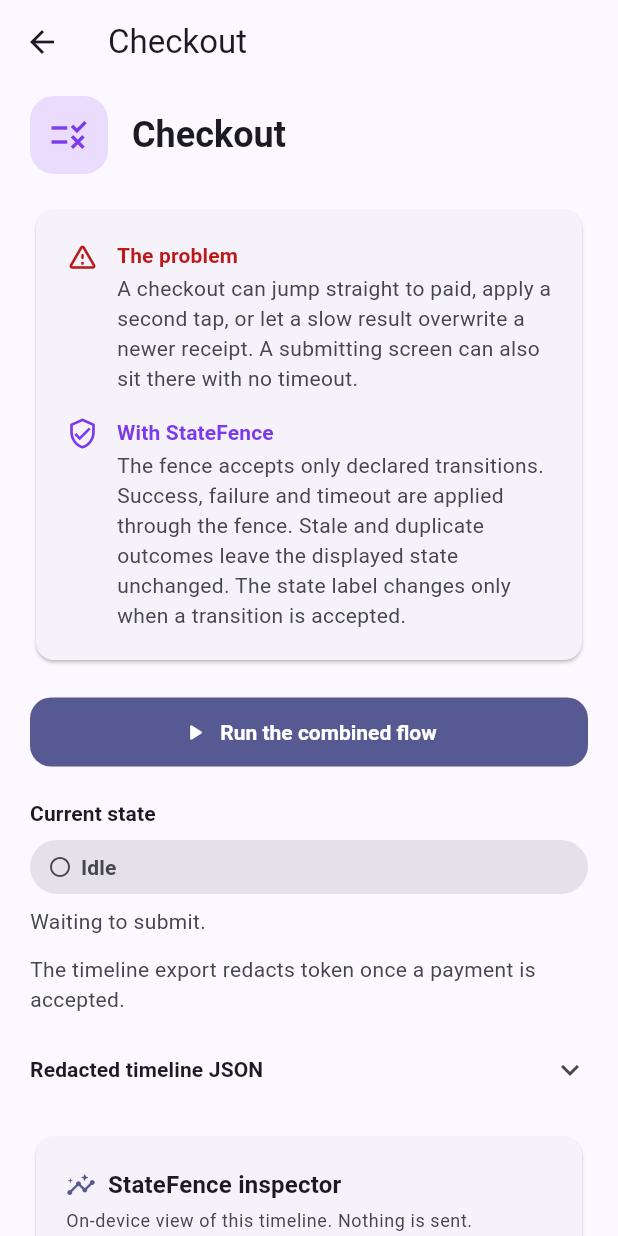
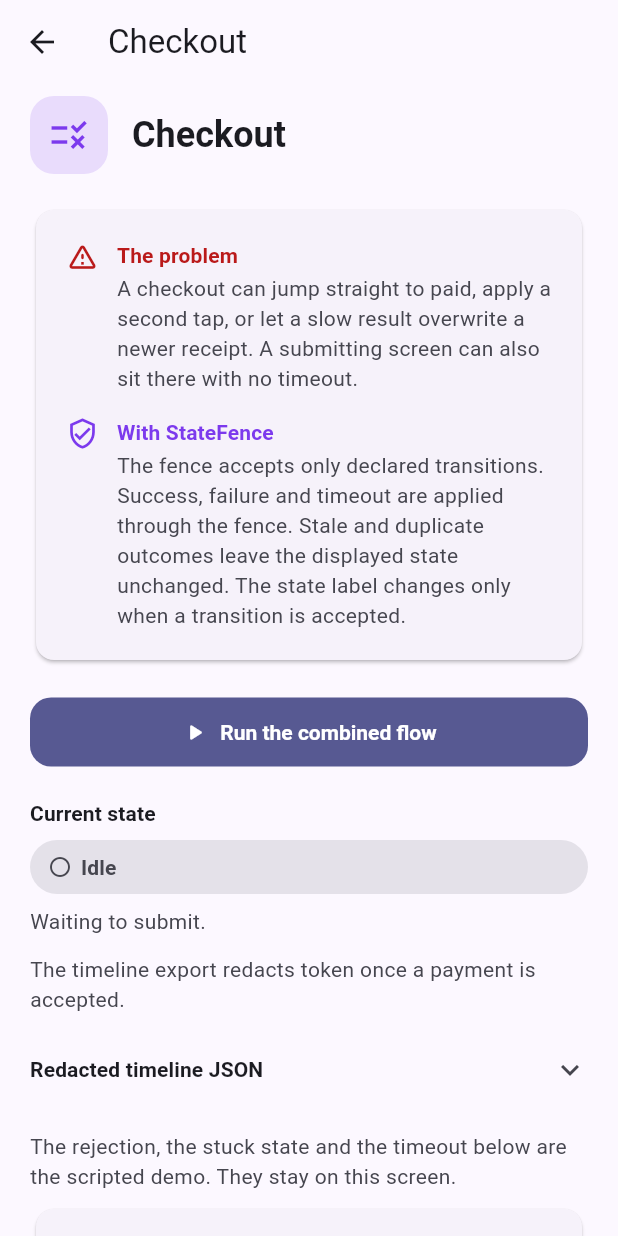
Before and after one commit to iclectic/state-fence, a Flutter app: the screen it shows after launch, after a tap on "Checkout contract", on a phone screen of 412 x 824 dp. Run offline on Flutter 3.47's test engine with Material 3 defaults, Android fonts, the phone set to English and light mode, and no system bars; our stand-ins replace bloc, matcher, riverpod.

Commit message:
Make the first-run samples readable
Replace the root stale-response sketch with a sample that compiles, keep the checkout demo violations on the inspector, and make the install and package samples pasteable.

Co-authored-by: ibimbraide <ibimbraide@gmail.com>

```diff
--- a/packages/state_fence_flutter/example/lib/scenarios/checkout_contract_scenario.dart
+++ b/packages/state_fence_flutter/example/lib/scenarios/checkout_contract_scenario.dart
@@ -329,6 +329,12 @@ class _CheckoutContractScenarioState extends State<CheckoutContractScenario>
           ],
         ),
         const SizedBox(height: 12),
+        Text(
+          'The rejection, the stuck state and the timeout below are the '
+          'scripted demo. They stay on this screen.',
+          style: text.bodyMedium?.copyWith(color: scheme.onSurfaceVariant),
+        ),
+        const SizedBox(height: 8),
         StateFenceInspector(
           timeline: _diag.timeline,
           violations: _diag.reporter.violations,
@@ -345,18 +351,20 @@ String _describe(CheckoutState state) => switch (state) {
       Failed(:final String message) => 'Failed($message)',
     };
 
-/// Sends each violation to the on-screen collector and to Flutter.
+/// Keeps each violation on the inspector and refreshes the screen.
+///
+/// The scripted flow rejects a transition, sticks, and times out on purpose.
+/// Those stay in the inspector. They are not forwarded to Flutter's error
+/// console, so a debug run does not look like a crash.
 class _FanOutReporter implements StateFenceReporter {
   _FanOutReporter({required this.collecting, required this.onReported});
 
   final CollectingReporter collecting;
   final VoidCallback onReported;
-  final StateFenceReporter flutterReporter = stateFenceReporterForBuildMode();
 
   @override
   void report(StateFenceViolation violation) {
     collecting.report(violation);
-    flutterReporter.report(violation);
     onReported();
   }
 }
```
Also changed, not shown: 4 other files.
